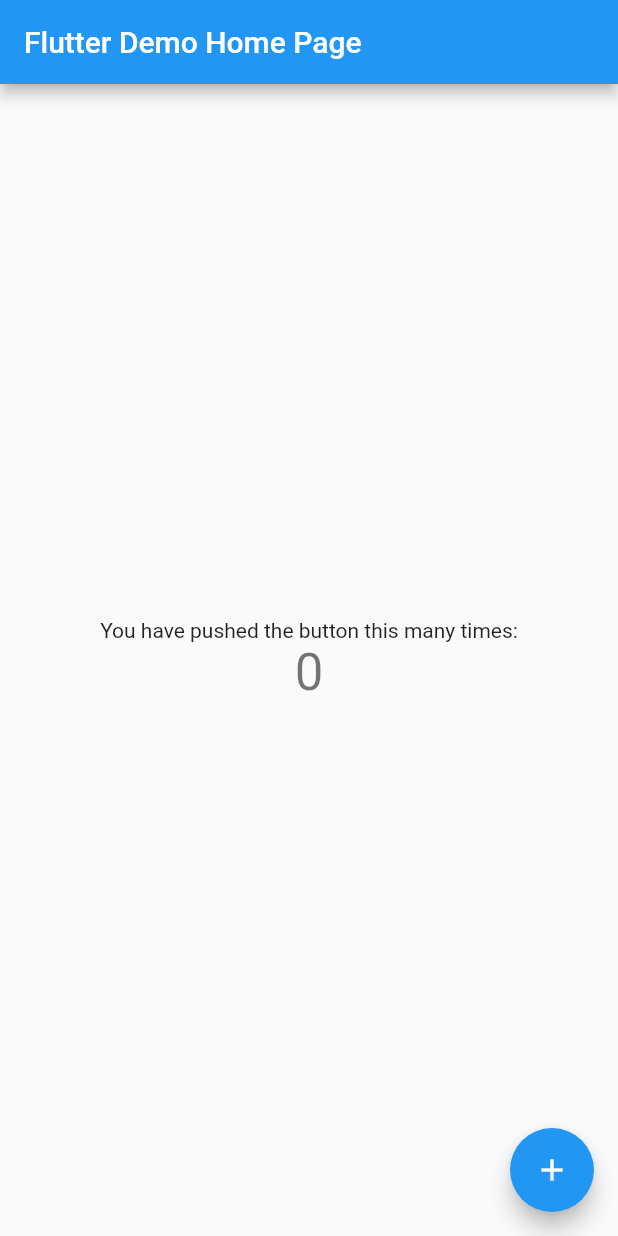
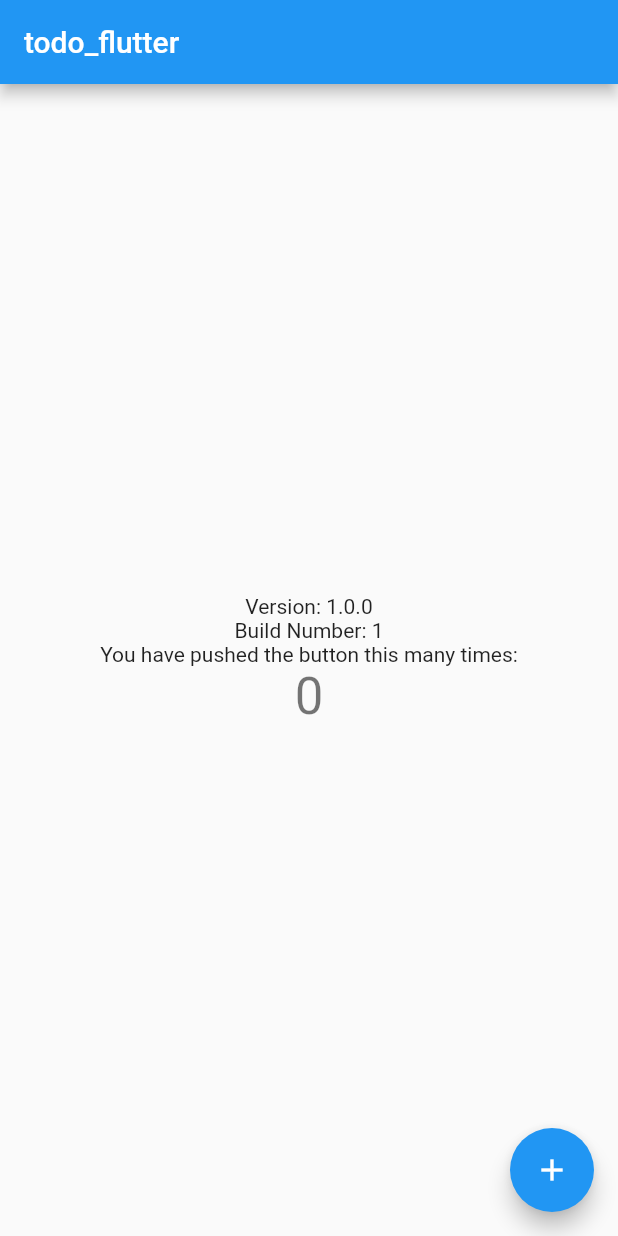
Before and after one commit to wederch/todo-flutter, a Flutter app: the screen it shows after launch, on a phone screen of 412 x 824 dp. Run offline on Flutter 3.47's test engine with Material 2 defaults, Android fonts, the phone set to English and light mode, and no system bars; our stand-ins replace package_info.

Commit message:
Add build info to app

```diff
--- a/lib/main.dart
+++ b/lib/main.dart
@@ -1,4 +1,5 @@
 import 'package:flutter/material.dart';
+import 'package:package_info/package_info.dart';
 
 void main() => runApp(new MyApp());
 
@@ -19,76 +20,59 @@ class MyApp extends StatelessWidget {
         // counter didn't reset back to zero; the application is not restarted.
         primarySwatch: Colors.blue,
       ),
-      home: new MyHomePage(title: 'Flutter Demo Home Page'),
+      home: new MyHomePage(),
     );
   }
 }
 
 class MyHomePage extends StatefulWidget {
-  MyHomePage({Key key, this.title}) : super(key: key);
-
-  // This widget is the home page of your application. It is stateful, meaning
-  // that it has a State object (defined below) that contains fields that affect
-  // how it looks.
-
-  // This class is the configuration for the state. It holds the values (in this
-  // case the title) provided by the parent (in this case the App widget) and
-  // used by the build method of the State. Fields in a Widget subclass are
-  // always marked "final".
-
-  final String title;
-
+  MyHomePage({Key key}) : super(key: key);
   @override
   _MyHomePageState createState() => new _MyHomePageState();
 }
 
 class _MyHomePageState extends State<MyHomePage> {
   int _counter = 0;
+  String _title;
+  String _packageName;
+  String _version;
+  String _buildNumber;
+
+  @override
+  void initState() {
+    PackageInfo.fromPlatform().then((PackageInfo packageInfo) {
+      String appName = packageInfo.appName;
+      String packageName = packageInfo.packageName;
+      String version = packageInfo.version;
+      String buildNumber = packageInfo.buildNumber;
+
+      setState(() {
+        _title = appName;
+        _packageName = packageName;
+        _version = version;
+        _buildNumber = buildNumber;
+      });
+    });
+  }
 
   void _incrementCounter() {
     setState(() {
-      // This call to setState tells the Flutter framework that something has
-      // changed in this State, which causes it to rerun the build method below
-      // so that the display can reflect the updated values. If we changed
-      // _counter without calling setState(), then the build method would not be
-      // called again, and so nothing would appear to happen.
       _counter++;
     });
   }
 
   @override
   Widget build(BuildContext context) {
-    // This method is rerun every time setState is called, for instance as done
-    // by the _incrementCounter method above.
-    //
-    // The Flutter framework has been optimized to make rerunning build methods
-    // fast, so that you can just rebuild anything that needs updating rather
-    // than having to individually change instances of widgets.
     return new Scaffold(
       appBar: new AppBar(
-        // Here we take the value from the MyHomePage object that was created by
-        // the App.build method, and use it to set our appbar title.
-        title: new Text(widget.title),
+        title: new Text(_title),
       ),
       body: new Center(
-        // Center is a layout widget. It takes a single child and positions it
-        // in the middle of the parent.
         child: new Column(
-          // Column is also layout widget. It takes a list of children and
-          // arranges them vertically. By default, it sizes itself to fit its
-          // children horizontally, and tries to be as tall as its parent.
-          //
-          // Invoke "debug paint" (press "p" in the console where you ran
-          // "flutter run", or select "Toggle Debug Paint" from the Flutter tool
-          // window in IntelliJ) to see the wireframe for each widget.
-          //
-          // Column has various properties to control how it sizes itself and
-          // how it positions its children. Here we use mainAxisAlignment to
-          // center the children vertically; the main axis here is the vertical
-          // axis because Columns are vertical (the cross axis would be
-          // horizontal).
           mainAxisAlignment: MainAxisAlignment.center,
           children: <Widget>[
+            new Text('Version: $_version'),
+            new Text('Build Number: $_buildNumber'),
             new Text(
               'You have pushed the button this many times:',
             ),
@@ -103,7 +87,7 @@ class _MyHomePageState extends State<MyHomePage> {
         onPressed: _incrementCounter,
         tooltip: 'Increment',
         child: new Icon(Icons.add),
-      ), // This trailing comma makes auto-formatting nicer for build methods.
+      ),
     );
   }
 }
--- a/pubspec.yaml
+++ b/pubspec.yaml
@@ -4,6 +4,7 @@ description: A new Flutter project.
 dependencies:
   flutter:
     sdk: flutter
+  package_info: ^0.3.2
 
   # The following adds the Cupertino Icons font to your application.
   # Use with the CupertinoIcons class for iOS style icons.
```
Also changed, not shown: pubspec.lock, 2 other files.
